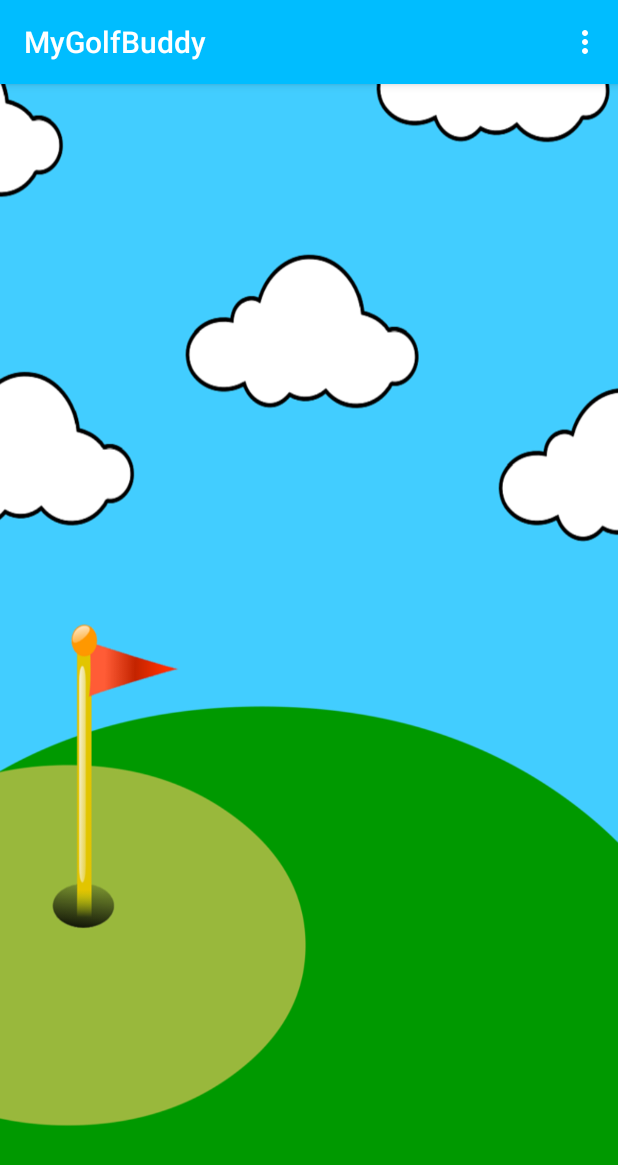
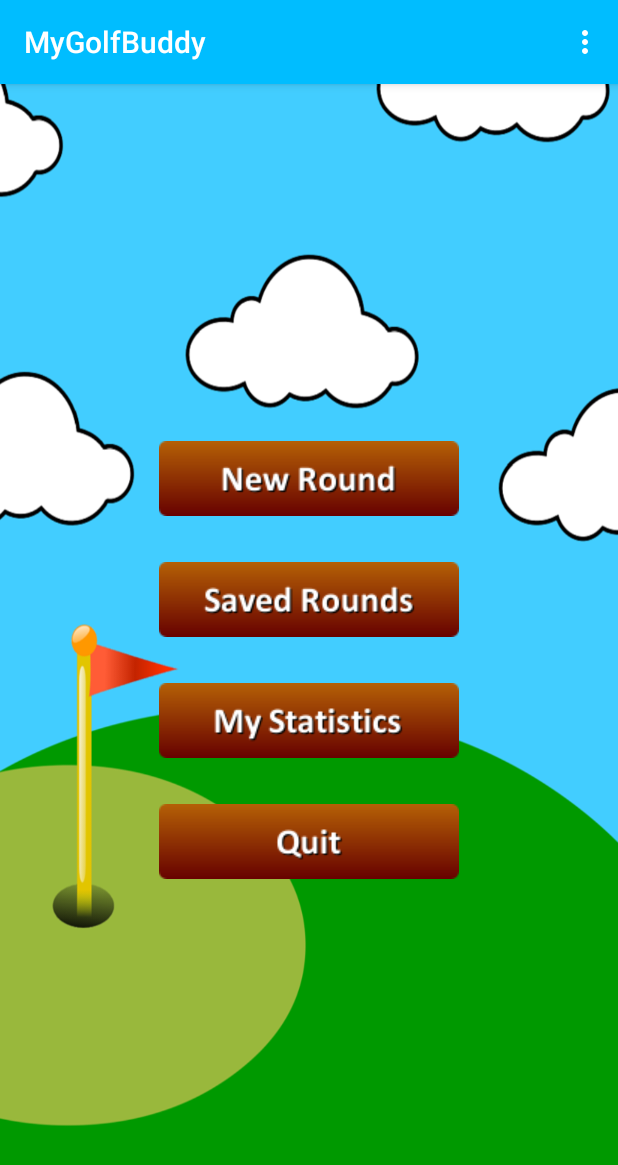
Before and after one commit to jmmiller7/MyGolfBuddy, an Android app: the screen it shows after launch (MainActivity), on a phone screen of 412 x 824 dp. Shown: the top 1165 px of the screen. Run offline under Robolectric (Android 15) with nearby library versions, the phone set to English and light mode, and no system bars.

Commit message:
Add buttons with onTouchEvent to main screen. No current functions attached to buttons.

```diff
--- a/MyApplication/app/build.gradle
+++ b/MyApplication/app/build.gradle
@@ -5,7 +5,7 @@ android {
     buildToolsVersion "23.0.1"
 
     defaultConfig {
-        applicationId "com.personal.jmmil.mygolfbuddywithtitle"
+        applicationId "com.personal.jmmil.mygolfbuddy"
         minSdkVersion 18
         targetSdkVersion 23
         versionCode 1
--- a/MyApplication/app/src/main/java/com/personal/jmmil/mygolfbuddy/MainActivity.java
+++ b/MyApplication/app/src/main/java/com/personal/jmmil/mygolfbuddy/MainActivity.java
@@ -1,17 +1,88 @@
 package com.personal.jmmil.mygolfbuddy;
 
+import android.graphics.Color;
+import android.graphics.PorterDuff;
 import android.support.v7.app.AppCompatActivity;
 import android.os.Bundle;
+import android.util.Log;
 import android.view.Menu;
 import android.view.MenuItem;
+import android.view.MotionEvent;
+import android.view.View;
+import android.widget.ImageButton;
 
 public class MainActivity extends AppCompatActivity {
+
+    ImageButton imageButton1;
+    ImageButton imageButton2;
+    ImageButton imageButton3;
+    ImageButton imageButton4;
 
     @Override
     protected void onCreate(Bundle savedInstanceState) {
         super.onCreate(savedInstanceState);
         setContentView(R.layout.activity_main);
+
+        ImageButton imageButton1 = (ImageButton) this.findViewById(R.id.imageButton1);
+        imageButton1.setOnClickListener(buttonListener);
+        imageButton1.setOnTouchListener(new ButtonHighlighterOnTouchListener(imageButton1));
+
+        ImageButton imageButton2 = (ImageButton) this.findViewById(R.id.imageButton2);
+        imageButton2.setOnClickListener(buttonListener);
+        imageButton2.setOnTouchListener(new ButtonHighlighterOnTouchListener(imageButton2));
+
+        ImageButton imageButton3 = (ImageButton) this.findViewById(R.id.imageButton3);
+        imageButton3.setOnClickListener(buttonListener);
+        imageButton3.setOnTouchListener(new ButtonHighlighterOnTouchListener(imageButton3));
+
+        ImageButton imageButton4 = (ImageButton) this.findViewById(R.id.imageButton4);
+        imageButton4.setOnClickListener(buttonListener);
+        imageButton4.setOnTouchListener(new ButtonHighlighterOnTouchListener(imageButton4));
     }
+
+    private View.OnClickListener buttonListener = new View.OnClickListener(){
+
+        public void onClick(View v) {
+            ImageButton btn = (ImageButton) v;
+            btn.setColorFilter(Color.argb(255, 255, 255, 255)); // White Tint
+        }
+    };
+
+    public class ButtonHighlighterOnTouchListener implements View.OnTouchListener {
+
+        final ImageButton imageButton;
+
+        public ButtonHighlighterOnTouchListener(final ImageButton imageButton) {
+            super();
+            this.imageButton = imageButton;
+        }
+
+
+        @Override
+        public boolean onTouch(View v, MotionEvent event) {
+            switch (event.getAction()) {
+                case MotionEvent.ACTION_DOWN: {
+                    ImageButton view = (ImageButton) v;
+                    view.getBackground().setColorFilter(0x77000000, PorterDuff.Mode.SRC_ATOP);
+                    v.invalidate();
+                    break;
+                }
+                case MotionEvent.ACTION_UP:
+
+                    // Your action here on button click
+
+                case MotionEvent.ACTION_CANCEL: {
+                    ImageButton view = (ImageButton) v;
+                    view.getBackground().clearColorFilter();
+                    view.invalidate();
+                    break;
+                }
+            }
+            return true;
+        }
+
+    }
+
 
     @Override
     public boolean onCreateOptionsMenu(Menu menu) {
--- a/MyApplication/app/src/main/res/layout/activity_main.xml
+++ b/MyApplication/app/src/main/res/layout/activity_main.xml
@@ -1,9 +1,38 @@
-<RelativeLayout xmlns:android="http://schemas.android.com/apk/res/android"
+<LinearLayout xmlns:android="http://schemas.android.com/apk/res/android"
     xmlns:tools="http://schemas.android.com/tools" android:layout_width="match_parent"
     android:layout_height="match_parent" android:paddingLeft="@dimen/activity_horizontal_margin"
     android:paddingRight="@dimen/activity_horizontal_margin"
     android:paddingTop="@dimen/activity_vertical_margin"
     android:paddingBottom="@dimen/activity_vertical_margin" tools:context=".MainActivity"
-    android:background="@drawable/mygolfbuddy">
+    android:background="@drawable/mygolfbuddy"
+    android:orientation="vertical"
+    android:gravity="center_vertical|center_horizontal">
 
-</RelativeLayout>
+    <ImageButton
+        android:layout_width="wrap_content"
+        android:layout_height="wrap_content"
+        android:layout_margin="@dimen/button_vertical_margin"
+        android:background="@drawable/newroundbtn"
+        android:id="@+id/imageButton1" />
+
+    <ImageButton
+        android:layout_width="wrap_content"
+        android:layout_height="wrap_content"
+        android:layout_margin="@dimen/button_vertical_margin"
+        android:background="@drawable/savedroundsbtn"
+        android:id="@+id/imageButton2" />
+
+    <ImageButton
+        android:layout_width="wrap_content"
+        android:layout_height="wrap_content"
+        android:layout_margin="@dimen/button_vertical_margin"
+        android:background="@drawable/mystatsbtn"
+        android:id="@+id/imageButton3" />
+
+    <ImageButton
+        android:layout_width="wrap_content"
+        android:layout_height="wrap_content"
+        android:layout_margin="@dimen/button_vertical_margin"
+        android:background="@drawable/quitbtn"
+        android:id="@+id/imageButton4" />
+</LinearLayout>
--- a/MyApplication/app/src/main/res/values/dimens.xml
+++ b/MyApplication/app/src/main/res/values/dimens.xml
@@ -2,4 +2,6 @@
     <!-- Default screen margins, per the Android Design guidelines. -->
     <dimen name="activity_horizontal_margin">16dp</dimen>
     <dimen name="activity_vertical_margin">16dp</dimen>
+    <dimen name="button_vertical_margin">15dp</dimen>
+    <dimen name="button_horizontal_margin">30dp</dimen>
 </resources>
```
Also changed, not shown: MyApplication/app/src/main/res/drawable/mystatsbtn.png (added), MyApplication/app/src/main/res/drawable/newroundbtn.png (added), MyApplication/app/src/main/res/drawable/quitbtn.png (added), MyApplication/app/src/main/res/drawable/savedroundsbtn.png (added).
